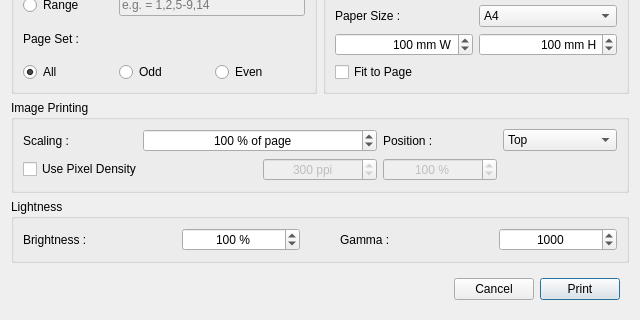
The window that files/window.ui (ksharindam/quikprint) describes before a commit, drawn with Qt 5; both pictures show x 0 to 640 and y 143 to 463 of the 640 by 463 pixel window.
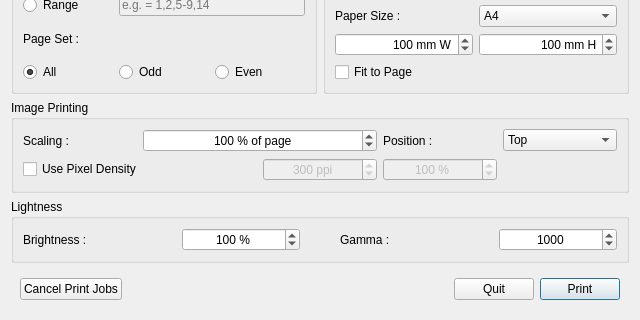
The same window after the commit. Icons and pictures are not drawn.

Commit message: cancel jobs button added

The edit to the form file:
```diff
--- a/files/window.ui
+++ b/files/window.ui
@@ -438,6 +438,13 @@
       </sizepolicy>
      </property>
      <layout class="QHBoxLayout" name="horizontalLayout">
+      <item>
+       <widget class="QPushButton" name="cancelJobsBtn">
+        <property name="text">
+         <string>Cancel Print Jobs</string>
+        </property>
+       </widget>
+      </item>
       <item>
        <spacer name="horizontalSpacer">
         <property name="orientation">
@@ -454,7 +461,7 @@
       <item>
        <widget class="QPushButton" name="cancelBtn">
         <property name="text">
-         <string>Cancel</string>
+         <string>Quit</string>
         </property>
        </widget>
       </item>
```
Left out of the diff: 2 changed lines with no effect on the pictures. The commit also changes 5 other files.
